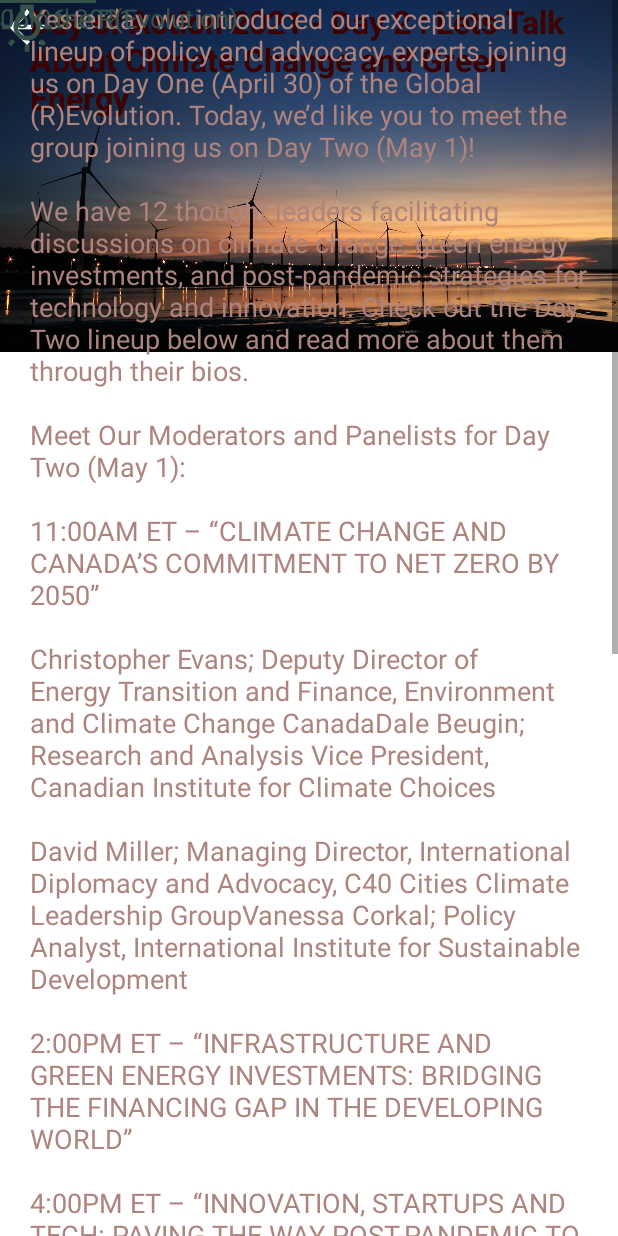
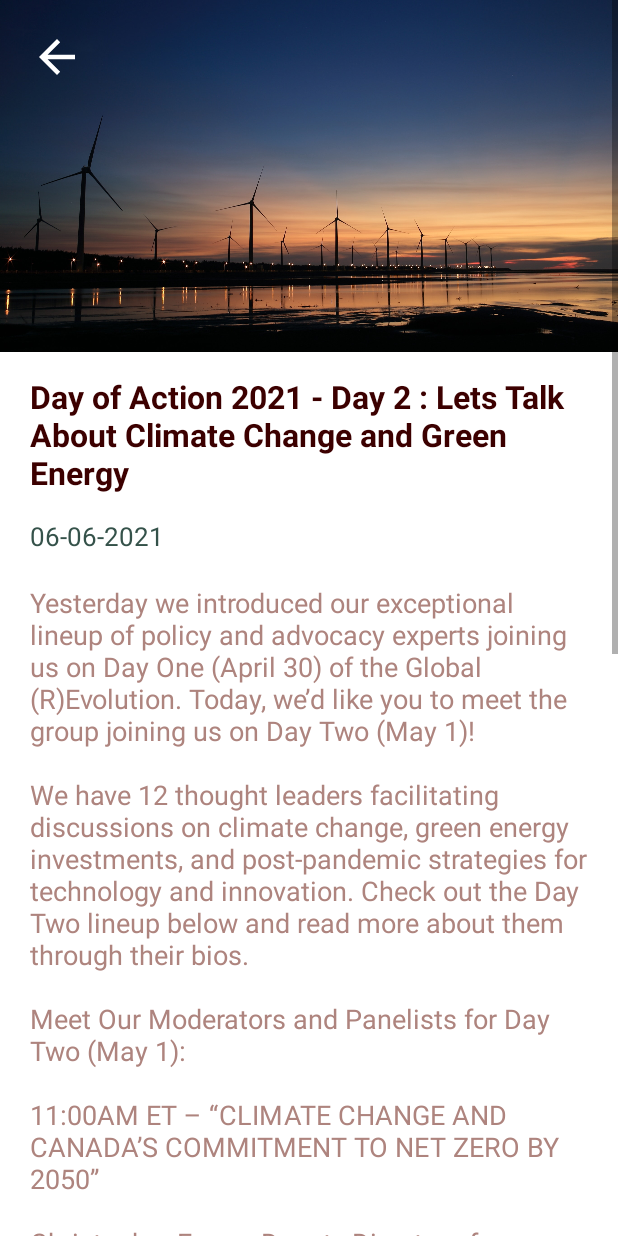
Before and after one commit to EWB-uOttawa/EWBCampusExplorer, an Android app: the Content screen opened directly, with no data from a screen before it, on a phone screen of 412 x 824 dp. Run offline under Robolectric (Android 15) with nearby library versions, the phone set to English and light mode, and no system bars.

Commit message:
fixed constraint widget of activity_content

```diff
--- a/newsfeed/app/src/main/res/layout/activity_content.xml
+++ b/newsfeed/app/src/main/res/layout/activity_content.xml
@@ -8,7 +8,8 @@
 
     <ScrollView
         android:layout_width="match_parent"
-        android:layout_height="match_parent">
+        android:layout_height="wrap_content"
+        tools:ignore="MissingConstraints">
 
         <LinearLayout
             android:layout_width="match_parent"
@@ -33,79 +34,96 @@
                     android:id="@+id/news_banner_button"
                     android:layout_width="36dp"
                     android:layout_height="36dp"
+                    android:layout_marginLeft="20dp"
+                    android:layout_marginTop="20dp"
+                    app:layout_constraintStart_toStartOf="parent"
+                    app:layout_constraintTop_toTopOf="parent"
                     app:srcCompat="@drawable/arrow_back_24"
-                    tools:ignore="VectorDrawableCompat"
-                    tools:layout_editor_absoluteX="20dp"
-                    tools:layout_editor_absoluteY="20dp" />
+                    tools:ignore="VectorDrawableCompat" />
 
                 <TextView
                     android:id="@+id/news_title"
                     android:layout_width="match_parent"
                     android:layout_height="wrap_content"
+                    android:layout_marginStart="20dp"
                     android:layout_marginLeft="20dp"
+                    android:layout_marginTop="250dp"
+                    android:layout_marginEnd="20dp"
                     android:layout_marginRight="20dp"
                     android:text="Day of Action 2021 - Day 2 : Lets Talk About Climate Change and Green Energy"
                     android:textColor="#3C0000"
                     android:textSize="21dp"
                     android:textStyle="bold"
-                    tools:layout_editor_absoluteX="20dp"
-                    tools:layout_editor_absoluteY="250dp" />
+                    app:layout_constraintEnd_toEndOf="parent"
+                    app:layout_constraintStart_toStartOf="parent"
+                    app:layout_constraintTop_toTopOf="@+id/news_banner" />
 
                 <TextView
                     android:id="@+id/news_date"
                     android:layout_width="wrap_content"
                     android:layout_height="wrap_content"
+                    android:layout_marginTop="16dp"
+                    android:paddingLeft="20dp"
                     android:text="06-06-2021"
                     android:textColor="#35524A"
                     android:textSize="17dp"
-                    tools:layout_editor_absoluteX="20dp"
-                    tools:layout_editor_absoluteY="340dp" />
+                    app:layout_constraintTop_toBottomOf="@+id/news_title"
+                    tools:layout_editor_absoluteX="20dp" />
 
                 <TextView
                     android:id="@+id/news_content"
                     android:layout_width="match_parent"
                     android:layout_height="wrap_content"
-                    android:layout_marginLeft="20dp"
-                    android:layout_marginRight="20dp"
+                    app:layout_constraintTop_toBottomOf="@+id/news_date"
+                    tools:layout_editor_absoluteX="20dp"
+                    android:layout_marginTop="20dp"
+                    android:paddingLeft="20dp"
+                    android:paddingRight="20dp"
                     android:text="Yesterday we introduced our exceptional lineup of policy and advocacy experts joining us on Day One (April 30) of the Global (R)Evolution. Today, we’d like you to meet the group joining us on Day Two (May 1)! \n\nWe have 12 thought leaders facilitating discussions on climate change, green energy investments, and post-pandemic strategies for technology and innovation. Check out the Day Two lineup below and read more about them through their bios. \n\nMeet Our Moderators and Panelists for Day Two (May 1): \n\n11:00AM ET – “CLIMATE CHANGE AND CANADA’S COMMITMENT TO NET ZERO BY 2050”\n\nChristopher Evans; Deputy Director of Energy Transition and Finance, Environment and Climate Change CanadaDale Beugin; Research and Analysis Vice President, Canadian Institute for Climate Choices \n\nDavid Miller; Managing Director, International Diplomacy and Advocacy, C40 Cities Climate Leadership GroupVanessa Corkal; Policy Analyst, International Institute for Sustainable Development \n\n2:00PM ET – “INFRASTRUCTURE AND GREEN ENERGY INVESTMENTS: BRIDGING THE FINANCING GAP IN THE DEVELOPING WORLD” \n\n4:00PM ET – “INNOVATION, STARTUPS AND TECH: PAVING THE WAY POST-PANDEMIC TO ECONOMIC GROWTH”"
                     android:textColor="#AE847E"
-                    android:textSize="18dp"
-                    tools:layout_editor_absoluteX="20dp"
-                    tools:layout_editor_absoluteY="376dp" />
+                    android:textSize="18dp" />
+
+                <LinearLayout
+                    android:id="@+id/news_link"
+                    android:layout_width="match_parent"
+                    android:layout_height="wrap_content"
+                    app:layout_constraintTop_toBottomOf="@+id/news_content"
+                    android:layout_marginTop="20dp"
+                    android:layout_marginRight="20dp"
+                    android:layout_marginLeft="20dp">
 
                     <View
                         android:layout_width="64dp"
                         android:layout_height="2dp"
                         android:background="#35524A"
-                    tools:layout_editor_absoluteX="20dp"
-                    tools:layout_editor_absoluteY="1269dp" />
-
-                <View
-                    android:layout_width="64dp"
-                    android:layout_height="2dp"
-                    android:background="#35524A"
-                    tools:layout_editor_absoluteX="327dp"
-                    tools:layout_editor_absoluteY="1268dp" />
+                        android:layout_marginTop="16dp"
+                        android:layout_marginRight="20dp" />
 
                     <ImageView
                         android:id="@+id/news_link_icon"
                         android:layout_width="36dp"
                         android:layout_height="36dp"
                         app:srcCompat="@drawable/light_bulb_24"
-                    tools:ignore="VectorDrawableCompat"
-                    tools:layout_editor_absoluteX="100dp"
-                    tools:layout_editor_absoluteY="1252dp" />
+                        tools:ignore="VectorDrawableCompat" />
 
                     <TextView
                         android:id="@+id/news_link_text"
                         android:layout_width="wrap_content"
                         android:layout_height="wrap_content"
+                        android:layout_marginTop="4dp"
+                        android:layout_marginLeft="10dp"
                         android:text="Join the R(Evolution)"
                         android:textColor="#35524A"
-                    android:textSize="17sp"
-                    tools:layout_editor_absoluteX="148dp"
-                    tools:layout_editor_absoluteY="1256dp" />
+                        android:textSize="17sp" />
 
+                    <View
+                        android:layout_width="64dp"
+                        android:layout_height="2dp"
+                        android:background="#35524A"
+                        android:layout_marginTop="16dp"
+                        android:layout_marginLeft="20dp"/>
+
+                </LinearLayout>
             </androidx.constraintlayout.widget.ConstraintLayout>
 
         </LinearLayout>
```
Lines whose indentation alone changed are shown as unchanged.
